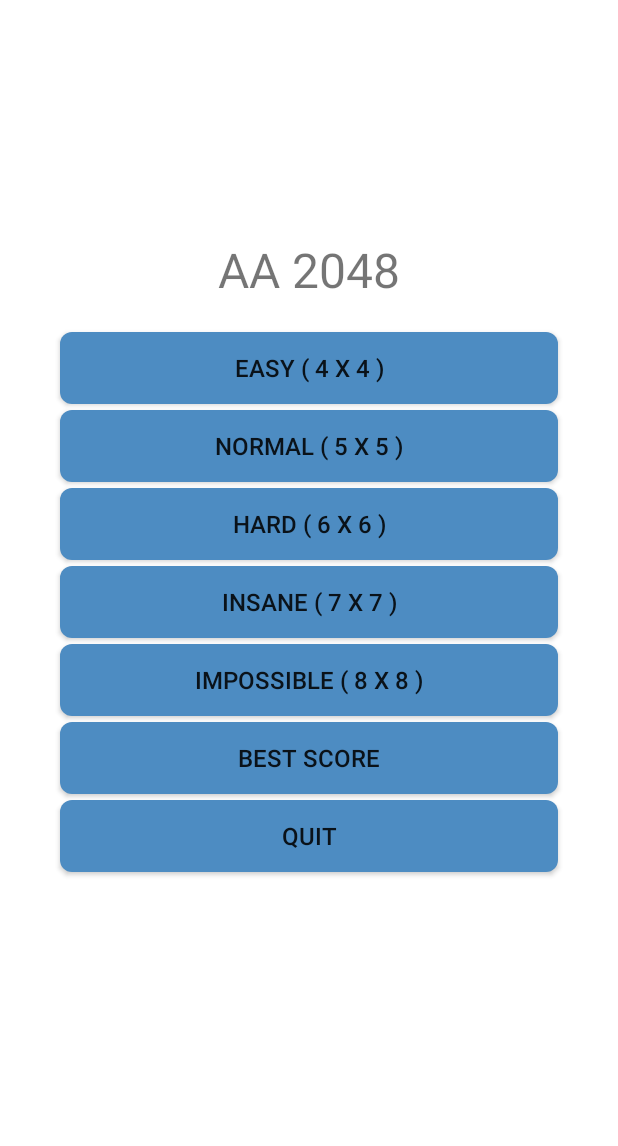
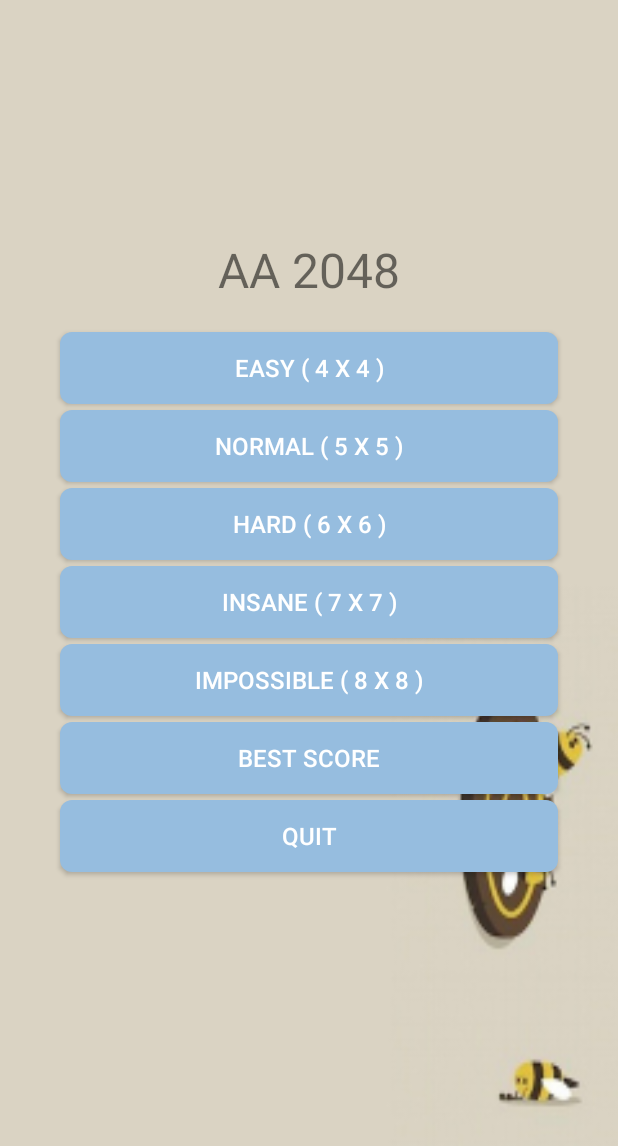
Before and after one commit to cpxiao/JustGetZ-2048, an Android app: the screen it shows after launch (MainActivity), on a phone screen of 412 x 824 dp. Shown: the top 1146 px of the screen. Run offline under Robolectric (Android 15) with nearby library versions, the phone set to English and light mode, and no system bars; our stand-ins replace AdMob; libraries missing offline, so code that uses them is left out: com.facebook.ads, com.umeng.analytics; 2 statements that could not run were skipped.

Commit message:
gp108(1.0.8)

```diff
--- a/app/src/main/res/drawable/home_btn_bg.xml
+++ b/app/src/main/res/drawable/home_btn_bg.xml
@@ -4,14 +4,14 @@
     <!-- 未选中状态 -->
     <item android:state_pressed="false">
         <shape>
-            <solid android:color="#4d8cc2"/>
+            <solid android:color="#96bddf"/>
             <corners android:radius="8dp" />
         </shape>
     </item>
     <!-- 选中状态 -->
     <item android:state_pressed="true">
         <shape>
-            <solid android:color="#6396c1"/>
+            <solid android:color="#92c5ef"/>
             <corners android:radius="8dp"/>
         </shape>
     </item>
--- a/app/src/main/res/layout/activity_main.xml
+++ b/app/src/main/res/layout/activity_main.xml
@@ -3,7 +3,7 @@
     xmlns:android="http://schemas.android.com/apk/res/android"
     android:layout_width="match_parent"
     android:layout_height="match_parent"
-    android:background="#ffffff">
+    android:background="@drawable/activity_main_bg">
 
     <FrameLayout
         android:id="@+id/fragment_container"
--- a/app/src/main/res/values/styles.xml
+++ b/app/src/main/res/values/styles.xml
@@ -21,6 +21,7 @@
         <item name="android:layout_marginRight">40dp</item>
         <item name="android:layout_marginBottom">4dp</item>
         <item name="android:textSize">16sp</item>
+        <item name="android:textColor">@android:color/white</item>
         <item name="android:background">@drawable/home_btn_bg</item>
 
     </style>
```
Also changed, not shown: app/src/main/res/drawable-xxhdpi/activity_main_bg.jpg (added).
